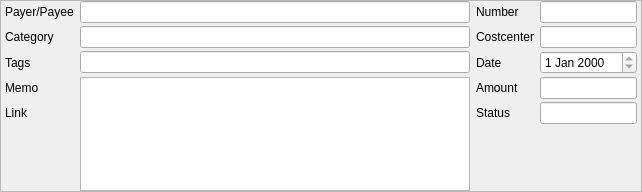
KDE/kmymoney, file kmymoney/views/newtransactionform.ui: the form before one commit.
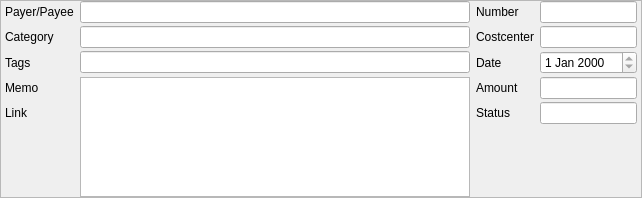
The form after the commit.

Commit message:
Hide cost center widget if feature is not enabled
Cost center support is still under development and is generally not
available. This change simply hides the widget if the feature is
disabled.

The edit to the form file:
```diff
--- a/kmymoney/views/newtransactionform.ui
+++ b/kmymoney/views/newtransactionform.ui
@@ -7,7 +7,7 @@
     <x>0</x>
     <y>0</y>
     <width>642</width>
-    <height>192</height>
+    <height>198</height>
    </rect>
   </property>
   <property name="frameShape">
```
Left out of the diff: 18 changed lines with no effect on the pictures. The commit also changes 1 other file.
